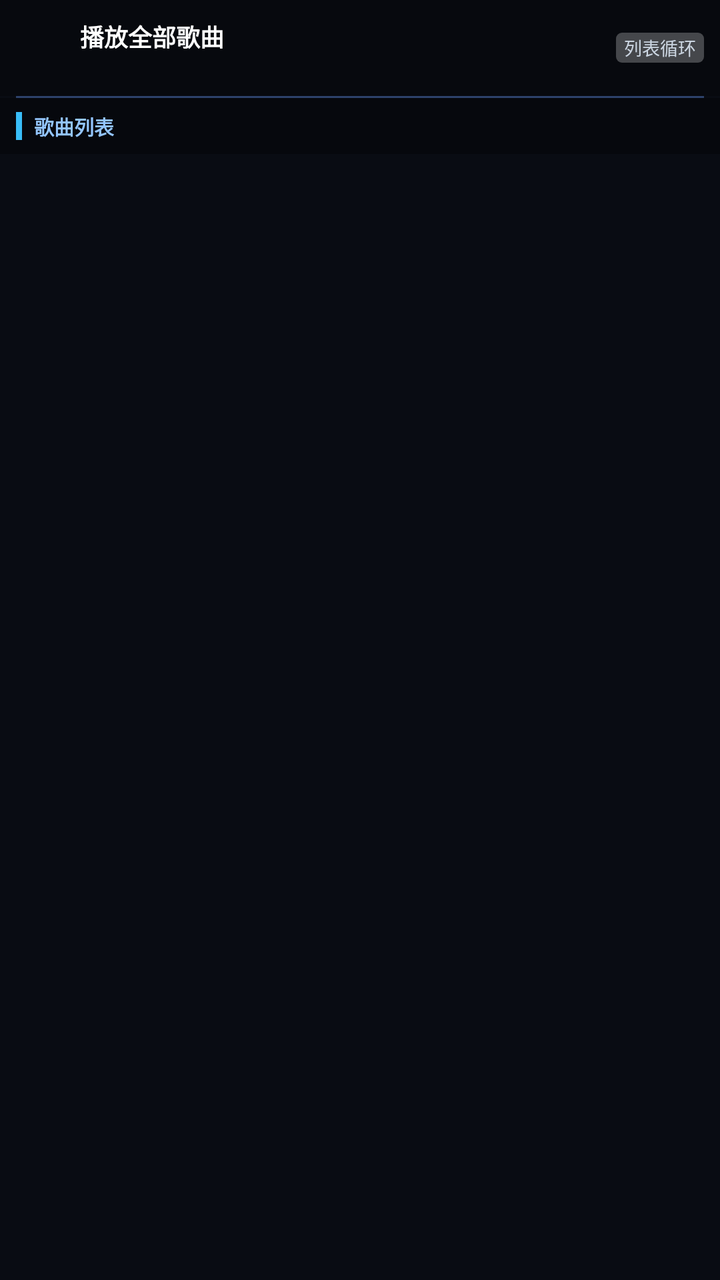
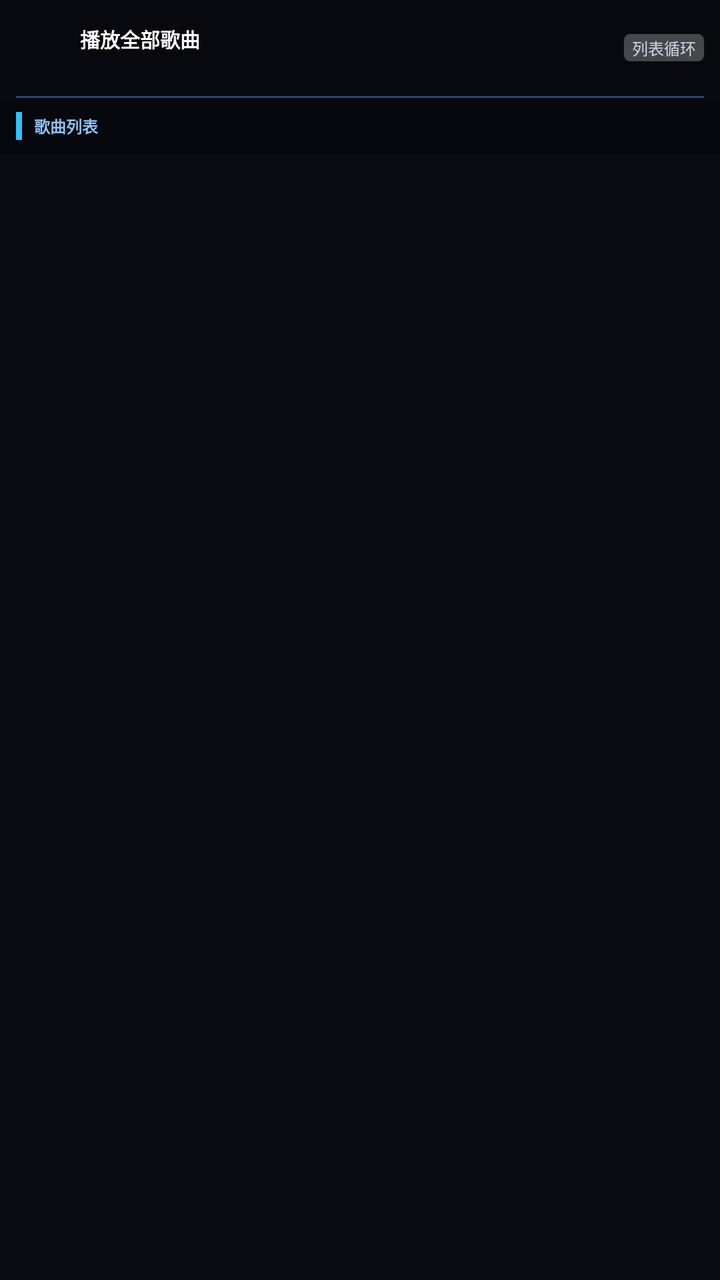

Two renders of the same Android screen: before a commit and after it. Below are the layout's source before the change and the commit's diff.
<!-- AndroidManifest.xml: application theme Theme.KeydroidX.Music -->
<!-- res/layout/activity_playlist_detail.xml -->
<?xml version="1.0" encoding="utf-8"?>
<ScrollView
    xmlns:android="http://schemas.android.com/apk/res/android"
    android:id="@+id/scroll_playlist_detail"
    android:layout_width="match_parent"
    android:layout_height="match_parent"
    android:background="@color/music_dark_bg"
    android:scrollbars="none">

    <LinearLayout
        android:layout_width="match_parent"
        android:layout_height="wrap_content"
        android:orientation="vertical">

        
        
        
        <LinearLayout
            android:id="@+id/ll_play_all"
            android:layout_width="match_parent"
            android:layout_height="wrap_content"
            android:minHeight="48dp"
            android:focusable="true"
            android:orientation="horizontal"
            android:gravity="center_vertical"
            android:background="#40000000"
            android:paddingLeft="8dp"
            android:paddingRight="8dp"
            android:paddingTop="4dp"
            android:paddingBottom="4dp">

            <TextView
                android:id="@+id/icon_play_all"
                android:layout_width="24dp"
                android:layout_height="24dp"
                android:gravity="center"
                android:textSize="18sp"
                android:textColor="@color/music_accent"
                android:includeFontPadding="false" />

            <LinearLayout
                android:layout_width="0dp"
                android:layout_height="wrap_content"
                android:layout_weight="1"
                android:layout_marginLeft="8dp"
                android:orientation="vertical">

                <TextView
                    android:id="@+id/tv_play_all_title"
                    android:layout_width="wrap_content"
                    android:layout_height="wrap_content"
                    android:text="播放全部歌曲"
                    android:textColor="@color/music_item_normal_text"
                    android:textSize="12sp"
                    android:textStyle="bold"
                    android:includeFontPadding="false" />

                <TextView
                    android:id="@+id/tv_play_all_sub"
                    android:layout_width="wrap_content"
                    android:layout_height="wrap_content"
                    android:textColor="@color/music_subtext"
                    android:textSize="10sp"
                    android:includeFontPadding="false" />
            </LinearLayout>

            <TextView
                android:id="@+id/badge_play_mode"
                android:layout_width="wrap_content"
                android:layout_height="wrap_content"
                android:text="@string/play_mode_list"
                android:textSize="9sp"
                android:textColor="#CBD5E1"
                android:background="@drawable/bg_badge"
                android:paddingLeft="4dp"
                android:paddingRight="4dp"
                android:paddingTop="1dp"
                android:paddingBottom="1dp"
                android:includeFontPadding="false" />
        </LinearLayout>

        
        <View
            android:layout_width="match_parent"
            android:layout_height="1dp"
            android:background="@color/music_divider"
            android:layout_marginLeft="8dp"
            android:layout_marginRight="8dp" />

        
        
        
        <LinearLayout
            android:id="@+id/ll_section_header"
            android:layout_width="match_parent"
            android:layout_height="28dp"
            android:gravity="center_vertical"
            android:background="#4D000000"
            android:paddingLeft="8dp">

            <View
                android:layout_width="3dp"
                android:layout_height="14dp"
                android:background="@color/music_accent"
                android:layout_marginRight="6dp" />

            <TextView
                android:id="@+id/tv_section_title"
                android:layout_width="wrap_content"
                android:layout_height="wrap_content"
                android:text="@string/song_list"
                android:textColor="@color/music_section_header_text"
                android:textSize="10sp"
                android:textStyle="bold"
                android:includeFontPadding="false" />
        </LinearLayout>

        
        
        
        <LinearLayout
            android:id="@+id/ll_song_container"
            android:layout_width="match_parent"
            android:layout_height="wrap_content"
            android:orientation="vertical" />

    </LinearLayout>
</ScrollView>
<!-- resources referenced by this layout -->
<resources>
  <color name="music_accent">#38BDF8</color>
  <color name="music_dark_bg">#090C13</color>
  <color name="music_divider">#2D426B</color>
  <color name="music_item_normal_text">#FFFFFF</color>
  <color name="music_section_header_text">#93C5FD</color>
  <color name="music_subtext">#B0B0B0</color>
  <!-- drawable bg_badge (drawable) -->
  <?xml version="1.0" encoding="utf-8"?>
  <shape xmlns:android="http://schemas.android.com/apk/res/android"
      android:shape="rectangle">
      <solid android:color="#40FFFFFF" />
      <corners android:radius="3dp" />
  </shape>
  <string name="play_mode_list">列表循环</string>
  <string name="song_list">歌曲列表</string>
  <style name="Theme.KeydroidX.Music" parent="Theme.NokiaKeyCore">
          <item name="android:windowNoTitle">true</item>
          <item name="android:windowBackground">@color/music_bg</item>
  
          
          <item name="android:windowDisablePreview">true</item>
          <item name="android:windowContentOverlay">@null</item>
      </style>
  <color name="music_bg">#090C13</color>
</resources>

<!-- the commit's change to res/layout/activity_playlist_detail.xml (unified diff, before → after) -->
@@ -34,7 +34,7 @@
                 android:layout_width="24dp"
                 android:layout_height="24dp"
                 android:gravity="center"
-                android:textSize="18sp"
+                android:textSize="15sp"
                 android:textColor="@color/music_accent"
                 android:includeFontPadding="false" />
 
@@ -51,7 +51,7 @@
                     android:layout_height="wrap_content"
                     android:text="播放全部歌曲"
                     android:textColor="@color/music_item_normal_text"
-                    android:textSize="12sp"
+                    android:textSize="10sp"
                     android:textStyle="bold"
                     android:includeFontPadding="false" />
 
@@ -60,7 +60,7 @@
                     android:layout_width="wrap_content"
                     android:layout_height="wrap_content"
                     android:textColor="@color/music_subtext"
-                    android:textSize="10sp"
+                    android:textSize="8sp"
                     android:includeFontPadding="false" />
             </LinearLayout>
 
@@ -69,7 +69,7 @@
                 android:layout_width="wrap_content"
                 android:layout_height="wrap_content"
                 android:text="@string/play_mode_list"
-                android:textSize="9sp"
+                android:textSize="8sp"
                 android:textColor="#CBD5E1"
                 android:background="@drawable/bg_badge"
                 android:paddingLeft="4dp"
@@ -110,7 +110,7 @@
                 android:layout_height="wrap_content"
                 android:text="@string/song_list"
                 android:textColor="@color/music_section_header_text"
-                android:textSize="10sp"
+                android:textSize="8sp"
                 android:textStyle="bold"
                 android:includeFontPadding="false" />
         </LinearLayout>
